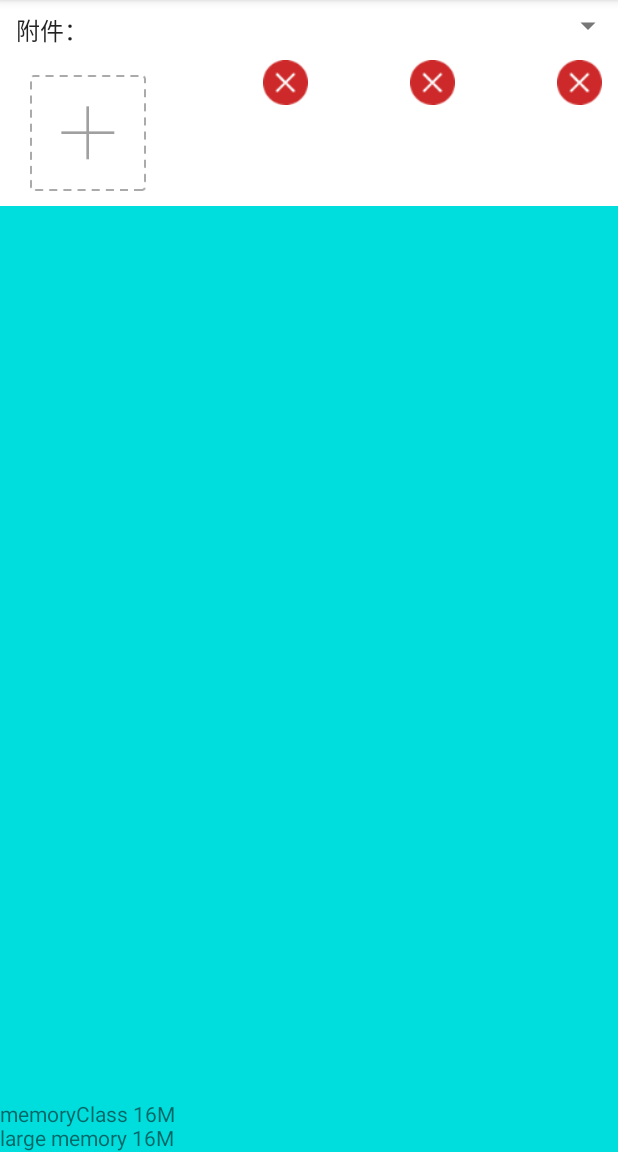
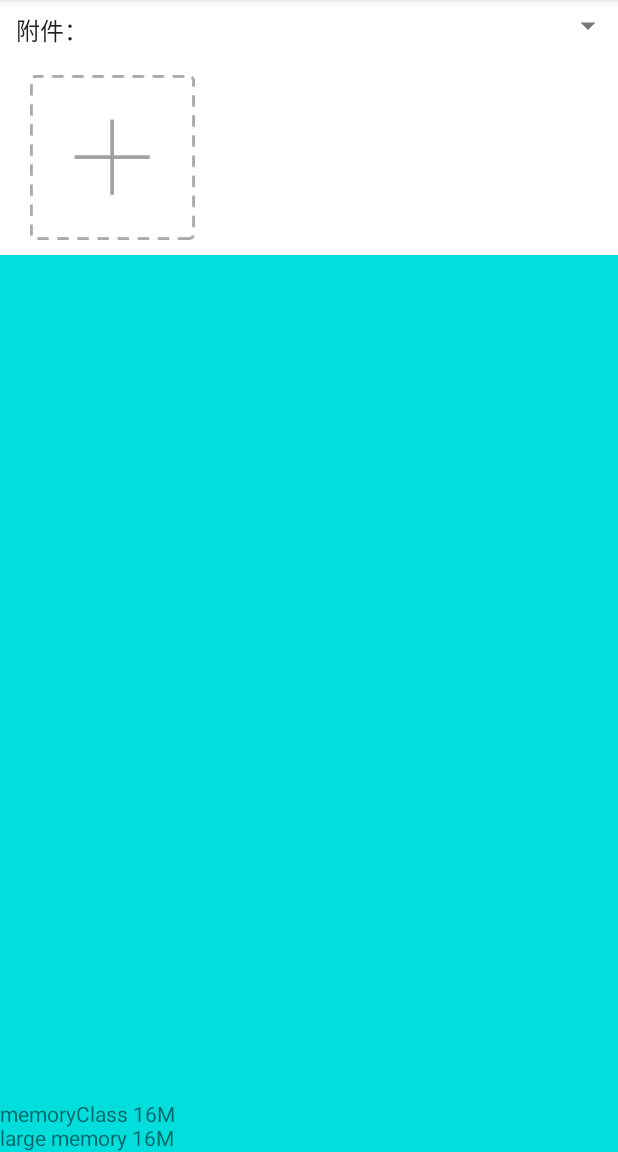
Before and after one commit to JoeyZh/ImagePickerDemo, an Android app: the screen it shows after launch (MainActivity), on a phone screen of 412 x 824 dp, the part 84-1236 px from its top. Run offline under Robolectric (Android 15) with nearby library versions, the phone set to English and light mode, and no system bars.

Commit message:
修改选择图片多选的问题

```diff
--- a/app/src/main/java/com/joey/imagepickerdemo/MainActivity.java
+++ b/app/src/main/java/com/joey/imagepickerdemo/MainActivity.java
@@ -39,21 +39,21 @@ public class MainActivity extends AppCompatActivity {
         setContentView(R.layout.activity_main);
         path = Environment.getExternalStorageDirectory().getPath() + path;
         PickerConfig config = new PickerConfig()
-                .setPickerMaxNum(42)
-                .setPickerNumColumns(4);
-        File file = new File(path);
-        String base64Str = "";
-        if (file.exists()) {
-            base64Str = Base64Helper.formatBase64Str(path, true);
-            Log.i("MainActivity", base64Str.length() + "");
-        }
-        String base64Str1 = readAssetsTxt(this, "base64_3");
-        Log.i("MainActivity 1 ", base64Str1.length() + "");
-        String base64Str2 = readAssetsTxt(this, "base64_2");
-        Log.i("MainActivity 2", base64Str2.length() + "");
-        pickerFragment = ImagePickerFragment.newInstance(new String[]{base64Str1, base64Str1, base64Str1}).initConfig(config);
+                .setPickerMaxNum(3)
+                .setPickerNumColumns(3);
+//        File file = new File(path);
+//        String base64Str = "";
+//        if (file.exists()) {
+//            base64Str = Base64Helper.formatBase64Str(path, true);
+//            Log.i("MainActivity", base64Str.length() + "");
+//        }
+//        String base64Str1 = readAssetsTxt(this, "base64_3");
+//        Log.i("MainActivity 1 ", base64Str1.length() + "");
+//        String base64Str2 = readAssetsTxt(this, "base64_2");
+//        Log.i("MainActivity 2", base64Str2.length() + "");
+//        pickerFragment = ImagePickerFragment.newInstance(new String[]{base64Str1, base64Str1, base64Str1}).initConfig(config);
 //        } else {
-//            pickerFragment = new ImagePickerFragment().initConfig(config);
+            pickerFragment = new ImagePickerFragment().initConfig(config);
 //        }
         getSupportFragmentManager().beginTransaction().replace(R.id.fr_content_image,
                 pickerFragment)
--- a/build.gradle
+++ b/build.gradle
@@ -1,7 +1,7 @@
 // Top-level build file where you can add configuration options common to all sub-projects/modules.
 
 buildscript {
-    ext.kotlin_version = '1.2.41'
+//    ext.kotlin_version = '1.2.41'
     repositories {
         google()
         jcenter()
--- a/imagepicker/src/main/java/com/joeyzh/imagepicker/SelectPictureActivity.java
+++ b/imagepicker/src/main/java/com/joeyzh/imagepicker/SelectPictureActivity.java
@@ -367,8 +367,8 @@ public class SelectPictureActivity extends AppCompatActivity {
                 holder.iv.setOnClickListener(new View.OnClickListener() {
                     @Override
                     public void onClick(View view) {
-
-                        if (finalHolder.checkBox.isSelected() && selectedPicture.size() + 1 > MAX_NUM) {
+                        // image选择的判断条件和checkbox有所区别，参看第一个条件
+                        if (!finalHolder.checkBox.isSelected() && selectedPicture.size() + 1 > MAX_NUM) {
                             Toast.makeText(context, "最多选择" + MAX_NUM + "张", Toast.LENGTH_SHORT).show();
                             finalHolder.checkBox.setSelected(false);
                             return;
@@ -425,6 +425,7 @@ public class SelectPictureActivity extends AppCompatActivity {
             }
             return convertView;
         }
+
     }
 
     class ViewHolder {
```
